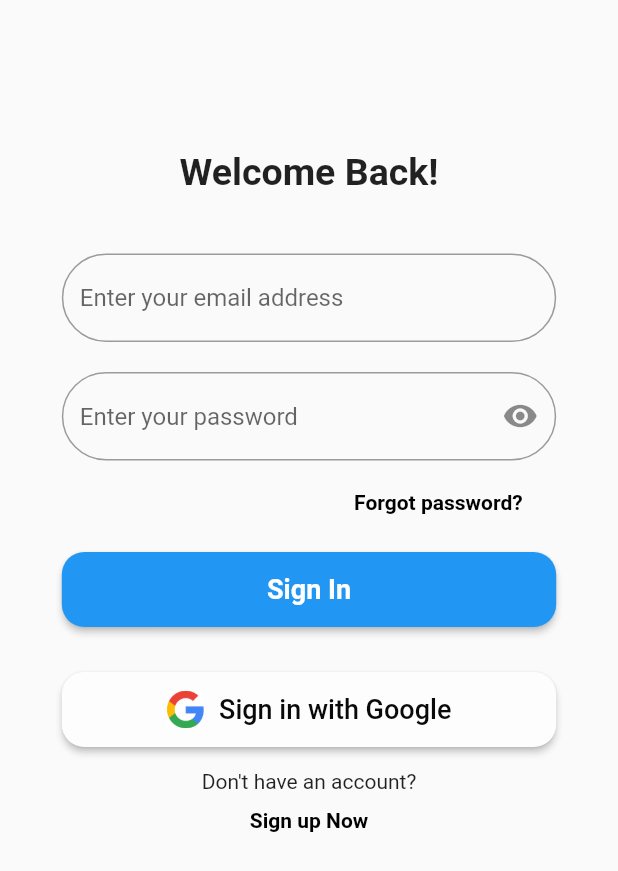
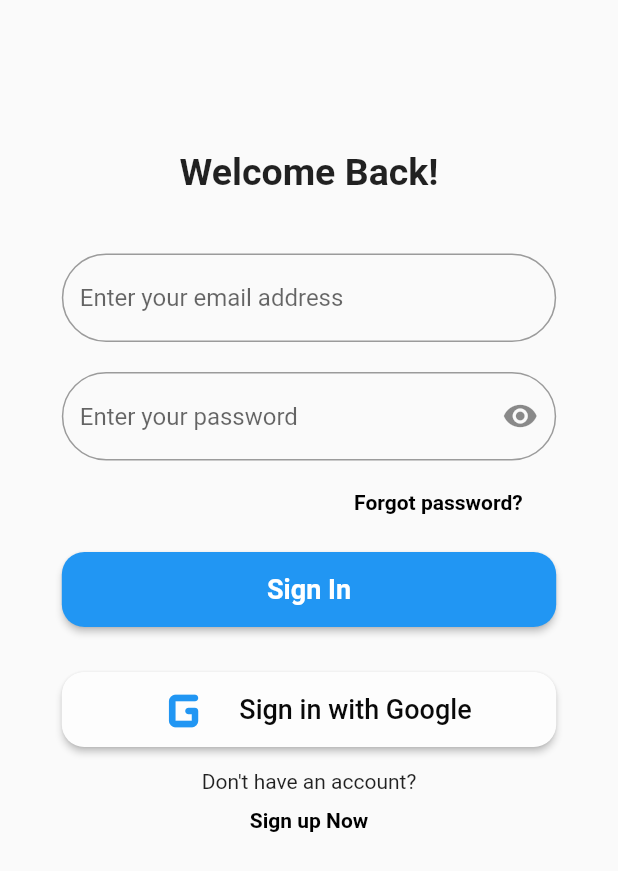
Before and after one commit to mikemwai/localbiz, a Flutter app: the screen it shows after launch, on a phone screen of 412 x 824 dp. Shown: the top 871 px of the screen. Run offline on Flutter 3.47's test engine with Material 2 defaults, Android fonts, the light colour scheme and no system bars; our stand-ins replace cloud_firestore, firebase_auth, firebase_core, flip_card, flutter_rating_stars, flutter_riverpod and 7 more; missing offline and left inert: fab_circular_menu, flutter_polyline_points, google_maps_webservice, mpesa; accounts and stored records are empty.

Commit message:
Web Icons

```diff
--- a/lib/screens/signin.dart
+++ b/lib/screens/signin.dart
@@ -1,4 +1,4 @@
-// ignore_for_file: prefer_const_constructors, use_build_context_synchronously, avoid_print, sized_box_for_whitespace, sort_child_properties_last, prefer_final_fields, unused_field, unnecessary_null_comparison, unused_element
+// ignore_for_file: prefer_const_constructors, use_build_context_synchronously, avoid_print, sized_box_for_whitespace, sort_child_properties_last, prefer_final_fields, unused_field, unnecessary_null_comparison, unused_element, prefer_const_literals_to_create_immutables
 import 'package:local_auth/local_auth.dart';
 import 'package:flutter/services.dart';
 import 'package:font_awesome_flutter/font_awesome_flutter.dart';
@@ -240,7 +240,8 @@ class _SigninState extends State<Signin> {
                   ),
                 ),
                 const SizedBox(height: 30),
-                SizedBox(
+                //Mobile
+                /*SizedBox(
                   width: MediaQuery.of(context).size.width * 0.80,
                   height: 50,
                   child: ElevatedButton(
@@ -263,6 +264,43 @@ class _SigninState extends State<Signin> {
                             'assets/google.png',
                             fit: BoxFit.cover,
                           ),
+                        ),
+                        const SizedBox(width: 10),
+                        const Text(
+                          'Sign in with Google',
+                          textAlign: TextAlign.center,
+                          style: TextStyle(
+                            fontSize: 18,
+                            color: Color.fromARGB(255, 9, 9, 9),
+                          ),
+                        ),
+                      ],
+                    ),
+                  ),
+                ),*/
+                //Web
+                SizedBox(
+                  width: MediaQuery.of(context).size.width * 0.80,
+                  height: 50,
+                  child: ElevatedButton(
+                    style: ElevatedButton.styleFrom(
+                      shape: RoundedRectangleBorder(
+                        borderRadius: BorderRadius.circular(15),
+                      ),
+                      backgroundColor: Color.fromARGB(255, 253, 253, 253),
+                    ),
+                    onPressed: () {
+                      Authentication.signinWithGoogle(context: context);
+                    },
+                    child: Row(
+                      mainAxisAlignment: MainAxisAlignment.center,
+                      children: [
+                        Icon(
+                          Icons
+                              .g_mobiledata_rounded, // Replace with any other Google-related icons
+                          size: 52,
+                          color: Colors
+                              .blue, // Replace with the desired color for the icon
                         ),
                         const SizedBox(width: 10),
                         const Text(
--- a/pubspec.yaml
+++ b/pubspec.yaml
@@ -63,6 +63,7 @@ dependencies:
   flutter_datetime_picker: ^1.5.1
   mpesa: ^2.0.2
   pointycastle: ^3.7.3
+  google_fonts:
 
 dev_dependencies:
   flutter_test:
```
Also changed, not shown: pubspec.lock, 1 other file.
